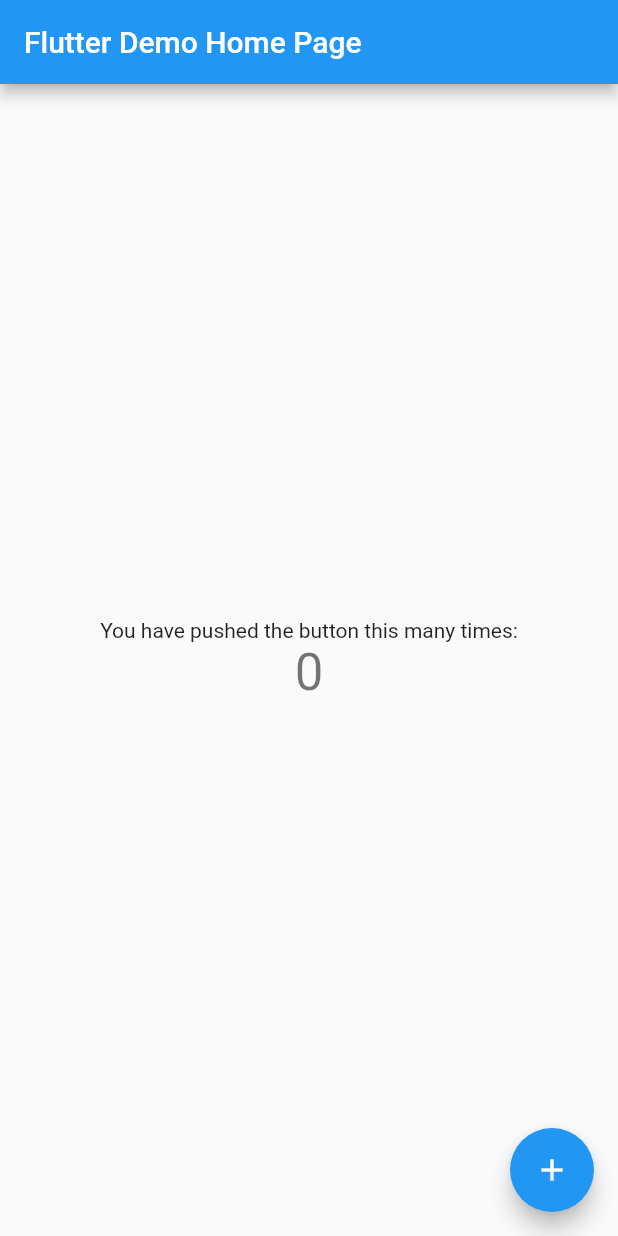
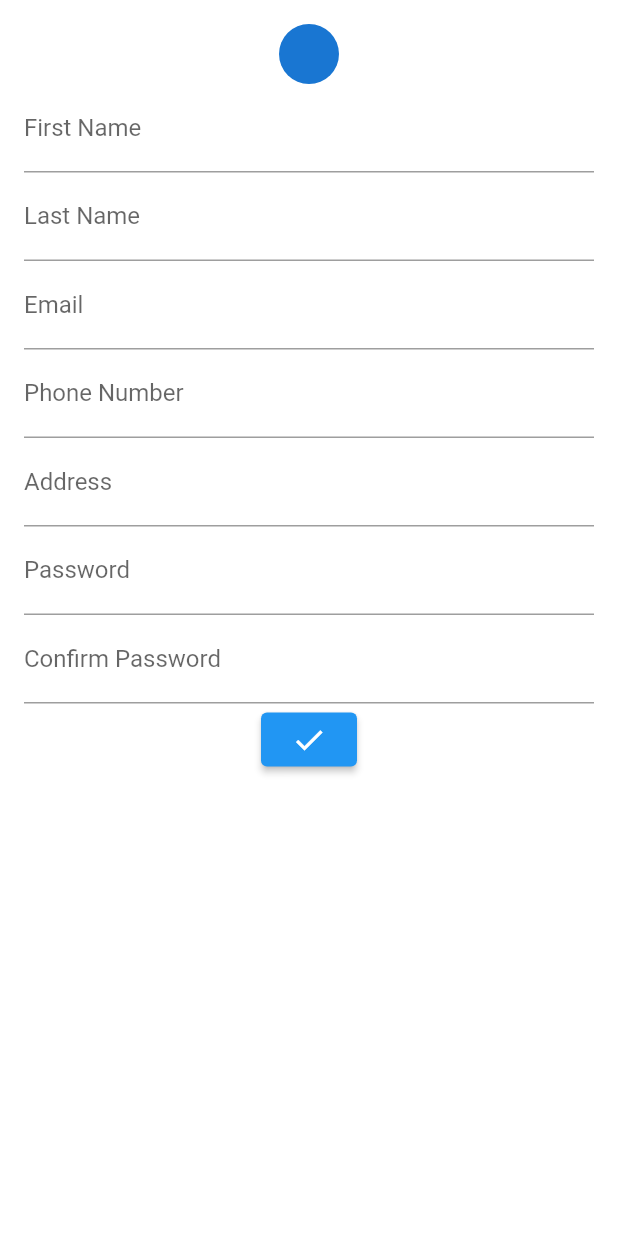
Before and after one commit to iam-ankit/sign_me_up, a Flutter app: the screen it shows after launch, on a phone screen of 412 x 824 dp. Run offline on Flutter 3.47's test engine with Material 2 defaults, Android fonts, the phone set to English and light mode, and no system bars; our stand-ins replace firebase_auth, sqflite; accounts and stored records are empty.

Commit message:
incomplete app

```diff
--- a/lib/main.dart
+++ b/lib/main.dart
@@ -1,4 +1,6 @@
 import 'package:flutter/material.dart';
+import 'package:firebase_auth/firebase_auth.dart';
+import 'package:sign_me_up/screen/sign_up_screen.dart';
 
 void main() {
   runApp(const MyApp());
@@ -13,103 +15,9 @@
     return MaterialApp(
       title: 'Flutter Demo',
       theme: ThemeData(
-        // This is the theme of your application.
-        //
-        // Try running your application with "flutter run". You'll see the
-        // application has a blue toolbar. Then, without quitting the app, try
-        // changing the primarySwatch below to Colors.green and then invoke
-        // "hot reload" (press "r" in the console where you ran "flutter run",
-        // or simply save your changes to "hot reload" in a Flutter IDE).
-        // Notice that the counter didn't reset back to zero; the application
-        // is not restarted.
         primarySwatch: Colors.blue,
       ),
-      home: const MyHomePage(title: 'Flutter Demo Home Page'),
+      home: SignUpView(),
     );
   }
 }
-
-class MyHomePage extends StatefulWidget {
-  const MyHomePage({Key? key, required this.title}) : super(key: key);
-
-  // This widget is the home page of your application. It is stateful, meaning
-  // that it has a State object (defined below) that contains fields that affect
-  // how it looks.
-
-  // This class is the configuration for the state. It holds the values (in this
-  // case the title) provided by the parent (in this case the App widget) and
-  // used by the build method of the State. Fields in a Widget subclass are
-  // always marked "final".
-
-  final String title;
-
-  @override
-  State<MyHomePage> createState() => _MyHomePageState();
-}
-
-class _MyHomePageState extends State<MyHomePage> {
-  int _counter = 0;
-
-  void _incrementCounter() {
-    setState(() {
-      // This call to setState tells the Flutter framework that something has
-      // changed in this State, which causes it to rerun the build method below
-      // so that the display can reflect the updated values. If we changed
-      // _counter without calling setState(), then the build method would not be
-      // called again, and so nothing would appear to happen.
-      _counter++;
-    });
-  }
-
-  @override
-  Widget build(BuildContext context) {
-    // This method is rerun every time setState is called, for instance as done
-    // by the _incrementCounter method above.
-    //
-    // The Flutter framework has been optimized to make rerunning build methods
-    // fast, so that you can just rebuild anything that needs updating rather
-    // than having to individually change instances of widgets.
-    return Scaffold(
-      appBar: AppBar(
-        // Here we take the value from the MyHomePage object that was created by
-        // the App.build method, and use it to set our appbar title.
-        title: Text(widget.title),
-      ),
-      body: Center(
-        // Center is a layout widget. It takes a single child and positions it
-        // in the middle of the parent.
-        child: Column(
-          // Column is also a layout widget. It takes a list of children and
-          // arranges them vertically. By default, it sizes itself to fit its
-          // children horizontally, and tries to be as tall as its parent.
-          //
-          // Invoke "debug painting" (press "p" in the console, choose the
-          // "Toggle Debug Paint" action from the Flutter Inspector in Android
-          // Studio, or the "Toggle Debug Paint" command in Visual Studio Code)
-          // to see the wireframe for each widget.
-          //
-          // Column has various properties to control how it sizes itself and
-          // how it positions its children. Here we use mainAxisAlignment to
-          // center the children vertically; the main axis here is the vertical
-          // axis because Columns are vertical (the cross axis would be
-          // horizontal).
-          mainAxisAlignment: MainAxisAlignment.center,
-          children: <Widget>[
-            const Text(
-              'You have pushed the button this many times:',
-            ),
-            Text(
-              '$_counter',
-              style: Theme.of(context).textTheme.headline4,
-            ),
-          ],
-        ),
-      ),
-      floatingActionButton: FloatingActionButton(
-        onPressed: _incrementCounter,
-        tooltip: 'Increment',
-        child: const Icon(Icons.add),
-      ), // This trailing comma makes auto-formatting nicer for build methods.
-    );
-  }
-}
--- /dev/null
+++ b/lib/screen/sign_up_screen.dart
@@ -0,0 +1,128 @@
+import 'package:flutter/material.dart';
+
+class SignUpView extends StatefulWidget {
+  SignUpView({Key? key}) : super(key: key);
+
+  @override
+  _SignUpViewState createState() => _SignUpViewState();
+}
+
+class _SignUpViewState extends State<SignUpView> {
+  late String fname, lname, email, phone, address, pass, cpass, gender;
+  // ignore: prefer_final_fields
+  TextEditingController _fnameC = TextEditingController(),
+      _lnameC = TextEditingController(),
+      _emailC = TextEditingController(),
+      _phoneC = TextEditingController(),
+      _addressC = TextEditingController(),
+      _passC = TextEditingController(),
+      _cpassC = TextEditingController();
+  late bool _ishidden, _ishidden2;
+  @override
+  void initState() {
+    // TODO: implement initState
+    super.initState();
+    fname = "";
+    lname = "";
+    email = "";
+    address = "";
+    phone = "";
+    pass = "";
+    cpass = "";
+    gender = "male";
+    _ishidden = true;
+    _ishidden2 = true;
+  }
+
+  @override
+  Widget build(BuildContext context) {
+    return Scaffold(
+      backgroundColor: Colors.white,
+      body: SafeArea(
+        child: Padding(
+          padding: const EdgeInsets.all(16.0),
+          child: Container(
+            child: SingleChildScrollView(
+              child: Column(
+                mainAxisAlignment: MainAxisAlignment.spaceBetween,
+                crossAxisAlignment: CrossAxisAlignment.center,
+                // ignore: prefer__literals_to_create_immutables
+                children: [
+                  GestureDetector(onTap: () {}, child: CircleAvatar()),
+                  TextField(
+                    controller: _fnameC,
+                    onChanged: (String value) {
+                      setState(() {
+                        fname = value;
+                      });
+                    },
+                    decoration: InputDecoration(labelText: "First Name"),
+                  ),
+                  TextField(
+                    controller: _lnameC,
+                    onChanged: (String value) {
+                      setState(() {
+                        lname = value;
+                      });
+                    },
+                    decoration: InputDecoration(labelText: "Last Name"),
+                  ),
+                  TextField(
+                    controller: _emailC,
+                    onChanged: (String value) {
+                      setState(() {
+                        email = value;
+                      });
+                    },
+                    decoration: InputDecoration(labelText: "Email"),
+                  ),
+                  TextField(
+                    controller: _phoneC,
+                    onChanged: (String value) {
+                      setState(() {
+                        phone = value;
+                      });
+                    },
+                    decoration: InputDecoration(labelText: "Phone Number"),
+                  ),
+                  TextField(
+                    controller: _addressC,
+                    onChanged: (String value) {
+                      setState(() {
+                        address = value;
+                      });
+                    },
+                    decoration: InputDecoration(labelText: "Address"),
+                  ),
+                  TextField(
+                    controller: _passC,
+                    obscureText: _ishidden,
+                    onChanged: (String value) {
+                      setState(() {
+                        pass = value;
+                      });
+                    },
+                    decoration: const InputDecoration(
+                      labelText: "Password",
+                    ),
+                  ),
+                  TextField(
+                    controller: _cpassC,
+                    obscureText: _ishidden2,
+                    onChanged: (String value) {
+                      setState(() {
+                        cpass = value;
+                      });
+                    },
+                    decoration: InputDecoration(labelText: "Confirm Password"),
+                  ),
+                  ElevatedButton(onPressed: () {}, child: Icon(Icons.check))
+                ],
+              ),
+            ),
+          ),
+        ),
+      ),
+    );
+  }
+}
--- a/pubspec.yaml
+++ b/pubspec.yaml
@@ -27,6 +27,9 @@
 # the latest version available on pub.dev. To see which dependencies have newer
 # versions available, run `flutter pub outdated`.
 dependencies:
+  firebase_auth: 0.14.0+5
+  cloud_firestore: 0.12.9+4
+  sqflite: 1.2.0
   flutter:
     sdk: flutter
 
```
Also changed, not shown: lib/models/user.dart (added, +7 -0 lines), lib/service/auth.dart (added, +32 -0 lines), lib/service/fbdatabase.dart (added, +7 -0 lines), lib/service/locladatabase.dart (added, +32 -0 lines), pubspec.lock, 4 other files.
